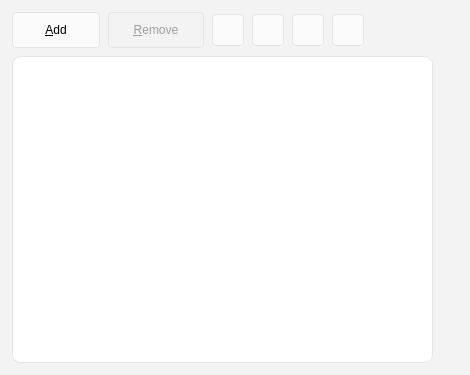
ForgetiExistence/CopyQ, file src/ui/itemorderlist.ui: the form before one commit.
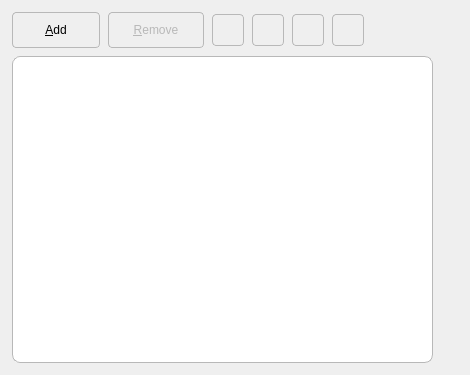
The form after the commit.

Commit message: Fix Win11 regressions: blank window, invisible menus, forced light theme

Patch:
```diff
--- a/src/ui/itemorderlist.ui
+++ b/src/ui/itemorderlist.ui
@@ -13,7 +13,7 @@
   <property name="styleSheet">
    <string notr="true">/* Windows 11 Fluent Design base */
 QWidget {
-    background-color: #F3F3F3;
+    background-color: palette(window);
 }
 /* Fluent scrollbars */
 QScrollBar:vertical, QScrollBar:horizontal {
@@ -24,7 +24,7 @@
     margin: 0;
 }
 QScrollBar::handle:vertical, QScrollBar::handle:horizontal {
-    background: #C0C0C0;
+    background: palette(mid);
     border-radius: 4px;
     min-height: 24px;
     min-width: 24px;
@@ -113,8 +113,8 @@
     border-radius: 4px;
     padding: 5px 12px;
     min-height: 24px;
-    border: 1px solid #E5E5E5;
-    background-color: #FBFBFB;
+    border: 1px solid palette(mid);
+    background-color: palette(button);
 }
 QToolButton:hover {
     background-color: #F5F5F5;
@@ -123,9 +123,9 @@
     background-color: #EDEDED;
 }
 QToolButton:disabled {
-    background-color: #F3F3F3;
-    color: #9E9E9E;
-    border: 1px solid #E5E5E5;
+    background-color: palette(window);
+    color: palette(mid);
+    border: 1px solid palette(mid);
 }</string>
            </property>
            <property name="toolTip">
@@ -155,8 +155,8 @@
     border-radius: 4px;
     padding: 5px 12px;
     min-height: 24px;
-    border: 1px solid #E5E5E5;
-    background-color: #FBFBFB;
+    border: 1px solid palette(mid);
+    background-color: palette(button);
 }
 QToolButton:hover {
     background-color: #F5F5F5;
@@ -165,9 +165,9 @@
     background-color: #EDEDED;
 }
 QToolButton:disabled {
-    background-color: #F3F3F3;
-    color: #9E9E9E;
-    border: 1px solid #E5E5E5;
+    background-color: palette(window);
+    color: palette(mid);
+    border: 1px solid palette(mid);
 }</string>
            </property>
            <property name="text">
@@ -190,8 +190,8 @@
             <string notr="true">QToolButton {
     border-radius: 4px;
     padding: 4px;
-    border: 1px solid #E5E5E5;
-    background-color: #FBFBFB;
+    border: 1px solid palette(mid);
+    background-color: palette(button);
 }
 QToolButton:hover {
     background-color: #F5F5F5;
@@ -200,9 +200,9 @@
     background-color: #EDEDED;
 }
 QToolButton:disabled {
-    background-color: #F3F3F3;
-    color: #9E9E9E;
-    border: 1px solid #E5E5E5;
+    background-color: palette(window);
+    color: palette(mid);
+    border: 1px solid palette(mid);
 }</string>
            </property>
            <property name="toolTip">
@@ -225,8 +225,8 @@
             <string notr="true">QToolButton {
     border-radius: 4px;
     padding: 4px;
-    border: 1px solid #E5E5E5;
-    background-color: #FBFBFB;
+    border: 1px solid palette(mid);
+    background-color: palette(button);
 }
 QToolButton:hover {
     background-color: #F5F5F5;
@@ -235,9 +235,9 @@
     background-color: #EDEDED;
 }
 QToolButton:disabled {
-    background-color: #F3F3F3;
-    color: #9E9E9E;
-    border: 1px solid #E5E5E5;
+    background-color: palette(window);
+    color: palette(mid);
+    border: 1px solid palette(mid);
 }</string>
            </property>
            <property name="toolTip">
@@ -260,8 +260,8 @@
             <string notr="true">QToolButton {
     border-radius: 4px;
     padding: 4px;
-    border: 1px solid #E5E5E5;
-    background-color: #FBFBFB;
+    border: 1px solid palette(mid);
+    background-color: palette(button);
 }
 QToolButton:hover {
     background-color: #F5F5F5;
@@ -270,9 +270,9 @@
     background-color: #EDEDED;
 }
 QToolButton:disabled {
-    background-color: #F3F3F3;
-    color: #9E9E9E;
-    border: 1px solid #E5E5E5;
+    background-color: palette(window);
+    color: palette(mid);
+    border: 1px solid palette(mid);
 }</string>
            </property>
            <property name="toolTip">
@@ -295,8 +295,8 @@
             <string notr="true">QToolButton {
     border-radius: 4px;
     padding: 4px;
-    border: 1px solid #E5E5E5;
-    background-color: #FBFBFB;
+    border: 1px solid palette(mid);
+    background-color: palette(button);
 }
 QToolButton:hover {
     background-color: #F5F5F5;
@@ -305,9 +305,9 @@
     background-color: #EDEDED;
 }
 QToolButton:disabled {
-    background-color: #F3F3F3;
-    color: #9E9E9E;
-    border: 1px solid #E5E5E5;
+    background-color: palette(window);
+    color: palette(mid);
+    border: 1px solid palette(mid);
 }</string>
            </property>
            <property name="toolTip">
@@ -338,16 +338,16 @@
          <property name="styleSheet">
           <string notr="true">QListWidget {
     border-radius: 8px;
-    border: 1px solid #E5E5E5;
-    background-color: #FFFFFF;
+    border: 1px solid palette(mid);
+    background-color: palette(base);
 }
 QListWidget::item {
     padding: 4px 8px;
     border-radius: 4px;
 }
 QListWidget::item:selected {
-    background-color: #0078D4;
-    color: #FFFFFF;
+    background-color: palette(highlight);
+    color: palette(highlighted-text);
 }</string>
          </property>
          <property name="dragDropMode">
```
Left out of the diff: 32 changed lines with no effect on the pictures. The commit also changes 34 other files.
